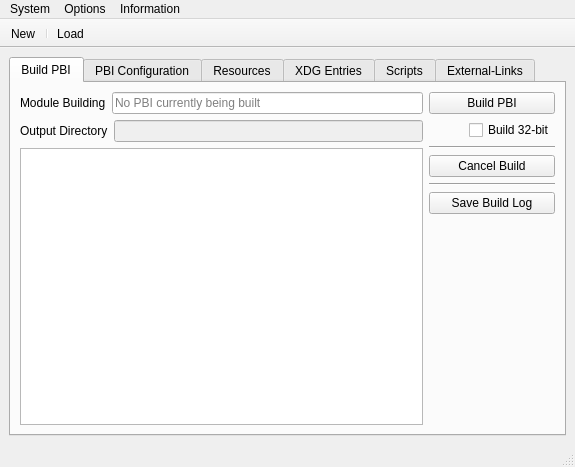
trueos/pcbsd, file src-qt4/EasyPBI-devel/mainGUI.ui: the form before one commit.
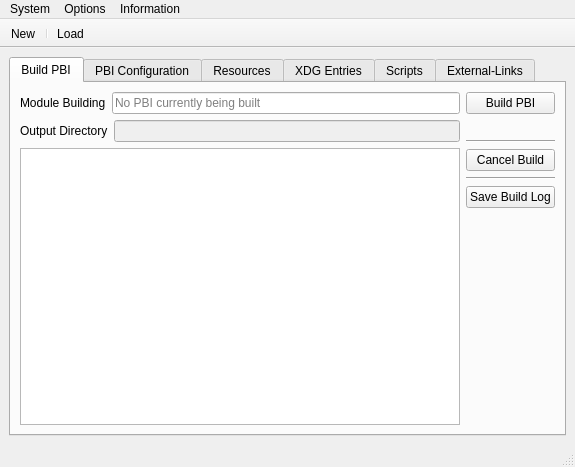
The form after the commit. The open tabs and pages were chosen to show the change. Icons and pictures are not drawn.

Commit message: Finish cleaning up the Preferences dialog so that a lot of the old port build options are no longer visible, since PBI's are built from packages on 10.x

What changed in the file:
```diff
--- a/src-qt4/EasyPBI-devel/mainGUI.ui
+++ b/src-qt4/EasyPBI-devel/mainGUI.ui
@@ -144,19 +144,6 @@
               </property>
              </spacer>
             </item>
-            <item>
-             <widget class="QCheckBox" name="check_build_32">
-              <property name="statusTip">
-               <string>OPTIONAL: Build a 32-bit PBI instead of the regular 64-bit</string>
-              </property>
-              <property name="layoutDirection">
-               <enum>Qt::LeftToRight</enum>
-              </property>
-              <property name="text">
-               <string>Build 32-bit</string>
-              </property>
-             </widget>
-            </item>
            </layout>
           </item>
           <item>
```
Left out of the diff: 4 changed lines with no effect on the pictures. The commit also changes 4 other files.
